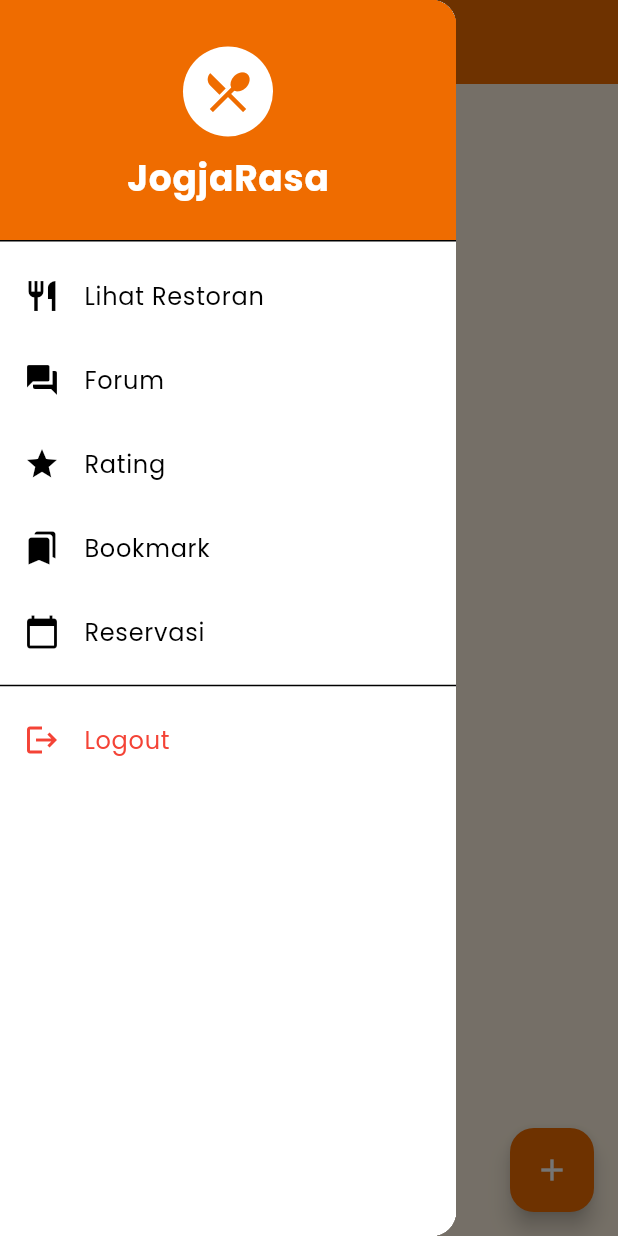
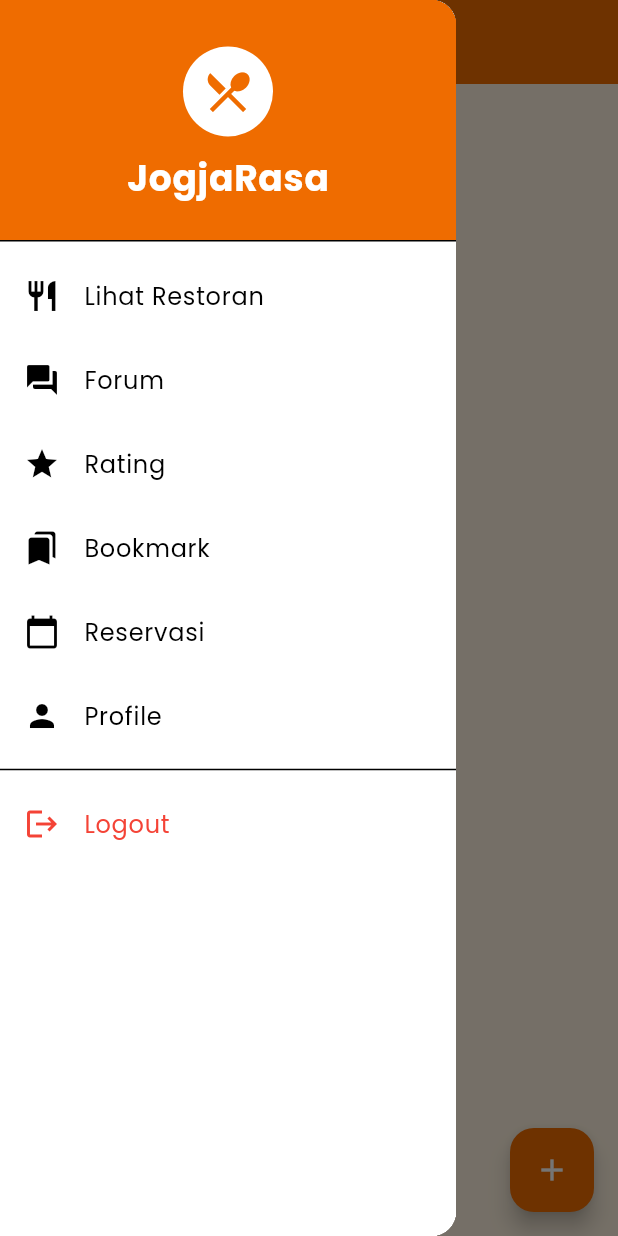
Before and after one commit to F02-PBP/jogja-rasa-mobile, a Flutter app: the ForumHomePage screen opened by its route, with the side drawer open, on a phone screen of 412 x 824 dp. Run offline on Flutter 3.47's test engine with Material 3 defaults, Android fonts, the phone set to English and light mode, and no system bars; our stand-ins replace google_fonts, smooth_page_indicator; missing offline and left inert: pbp_django_auth.

Commit message:
feat(left-drawer): add Profile link to navigation drawer

```diff
--- a/lib/widgets/left_drawer.dart
+++ b/lib/widgets/left_drawer.dart
@@ -102,6 +102,16 @@ class LeftDrawer extends StatelessWidget {
                       builder: (context) => const ReservationPage()),
                   (route) => false,
                 );
+              },
+            ),
+            ListTile(
+              leading: const Icon(Icons.person),
+              title: Text(
+                'Profile',
+                style: GoogleFonts.poppins(),
+              ),
+              onTap: () {
+                Navigator.pushNamed(context, '/profile');
               },
             ),
             const Divider(),
```
